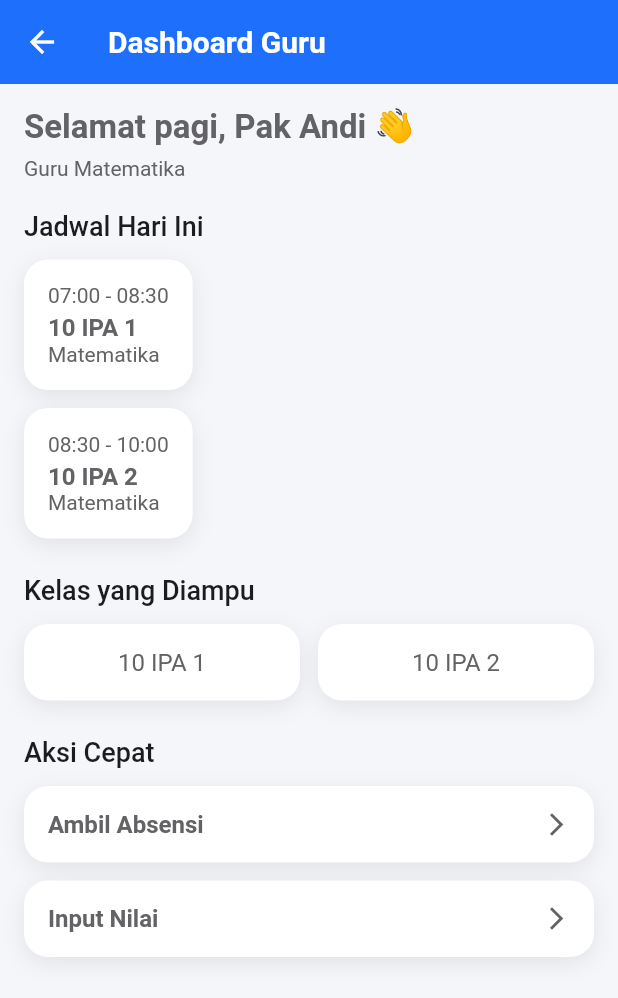
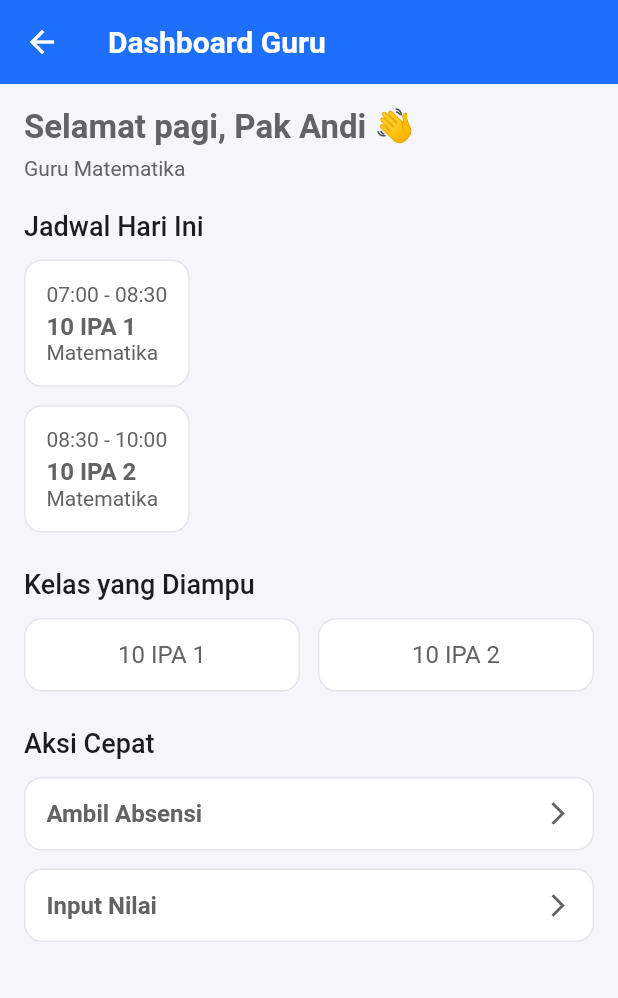
Before and after one commit to zainalsalamun/mobile_sekolah_apps, a Flutter app: the DashboardGuruView screen opened by its route, on a phone screen of 412 x 824 dp. Shown: the top 998 px of the screen. Run offline on Flutter 3.47's test engine with Material 3 defaults, Android fonts, the phone set to English and light mode, and no system bars; our stand-ins replace get.

Commit message:
add : app card

```diff
--- a/lib/core/widgets/app_card.dart
+++ b/lib/core/widgets/app_card.dart
@@ -3,34 +3,37 @@ import '../../config/app_colors.dart';
 
 class AppCard extends StatelessWidget {
   final Widget child;
-  final EdgeInsets padding;
   final VoidCallback? onTap;
+  final EdgeInsets? padding;
+  final EdgeInsets? margin;
+  final Color? color;
 
   const AppCard({
     super.key,
     required this.child,
-    this.padding = const EdgeInsets.all(16),
     this.onTap,
+    this.padding,
+    this.margin,
+    this.color,
   });
 
   @override
   Widget build(BuildContext context) {
-    Widget card = Container(
-      padding: padding,
+    final card = Container(
+      margin: margin,
+      padding: padding ?? const EdgeInsets.all(14),
       decoration: BoxDecoration(
-        color: AppColors.white,
-        borderRadius: BorderRadius.circular(16),
-        boxShadow: [
-          BoxShadow(
-            color: AppColors.shadow,
-            blurRadius: 12,
-            offset: const Offset(0, 4),
-          ),
-        ],
+        color: color ?? AppColors.white,
+        borderRadius: BorderRadius.circular(12),
+        border: Border.all(color: AppColors.border),
       ),
       child: child,
     );
 
-    return onTap == null ? card : GestureDetector(onTap: onTap, child: card);
+    if (onTap != null) {
+      return GestureDetector(onTap: onTap, child: card);
+    }
+
+    return card;
   }
 }
```
